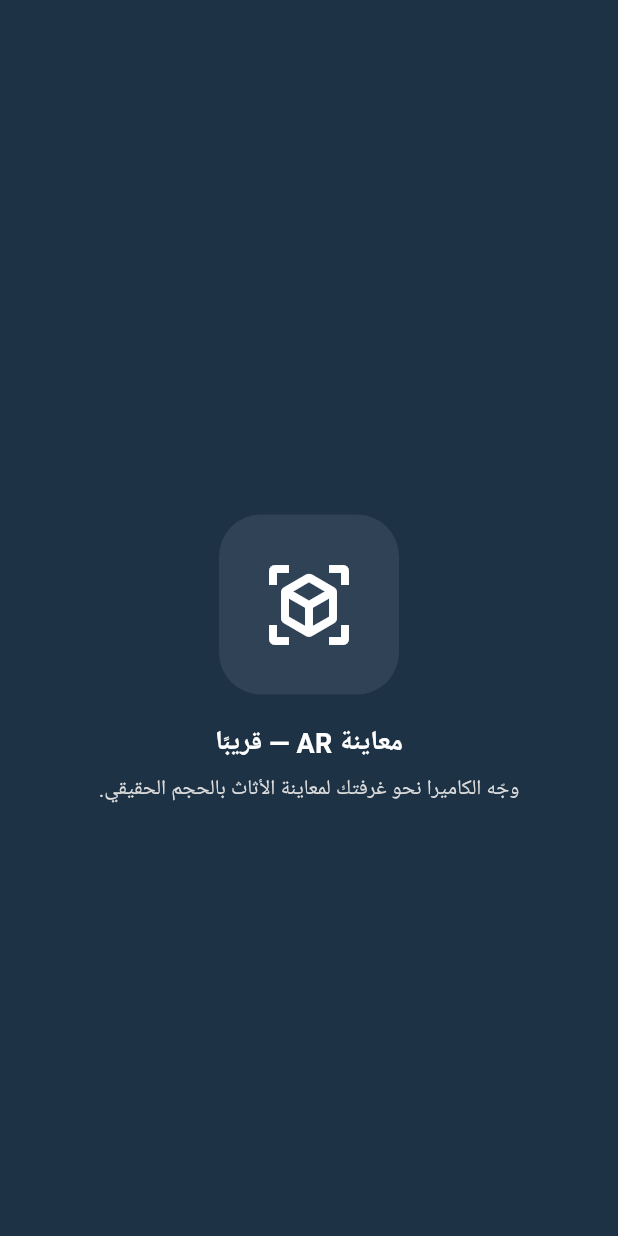
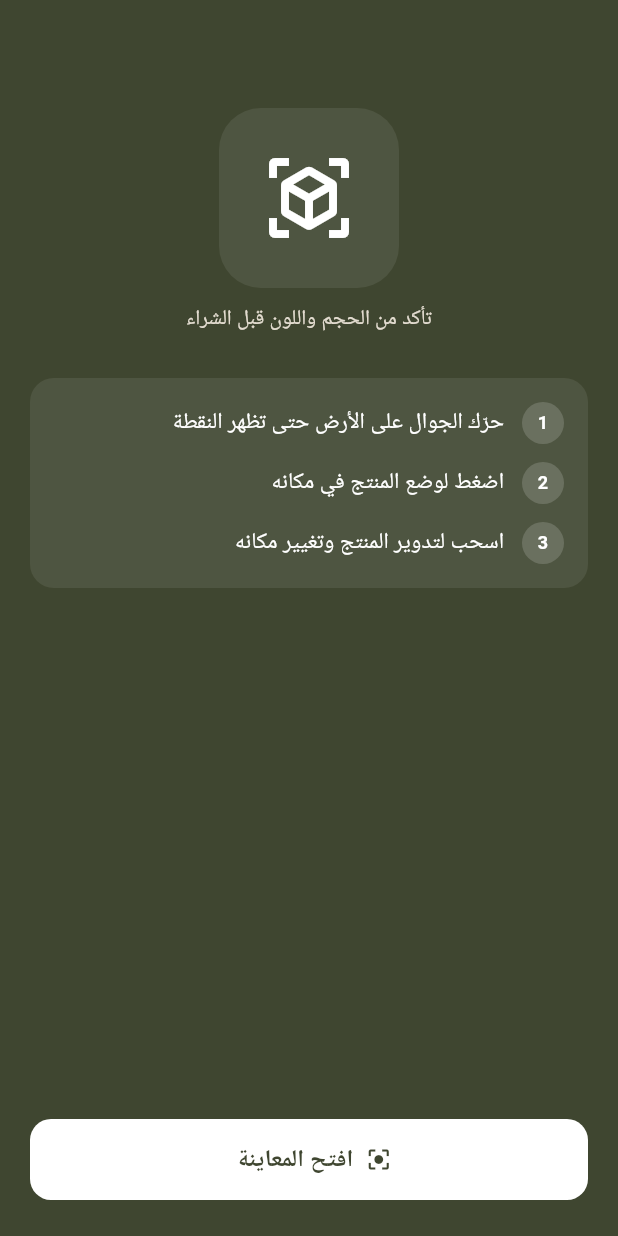
Before and after one commit to pcnhot/oddem-ai, a Flutter app: the ArPreviewScreen screen opened by its route, on a phone screen of 412 x 824 dp. Run offline on Flutter 3.47's test engine with Material 3 defaults, Android fonts, the phone set to English and light mode, and no system bars; our stand-ins replace equatable, flutter_riverpod, go_router.

Commit message:
feat(brand): apply Odem identity — palette re-skin + name/text cleanup
Phase 1 (palette): re-skin the centralized theme to the Odem furniture brand
book — sage #737B4D (main), rust #A25033 (accent only), beige cream #EAD7CB
soft surfaces, white for readability, warm neutrals; deep sage for dark
surfaces. Token names kept stable so the whole app re-skins from app_colors.dart;
app_theme registers rust as the sparing accent (tertiary) and warms containers.

Phase 2 (name + copy): app name ODDEM -> Odem; replaced hardcoded "ODDEM" in
the designer/chat UI; visible emails -> Odem; removed user-facing technical
terms (GLB/USDZ/CDN URLs/"AR") from the in-room preview screen and rewrote it in
customer language ("شاهد المنتج في غرفتك" + simple steps); product detail
"معاينة AR" -> "شاهد في غرفتي"; StrictMode -> "تغيير قطعة واحدة فقط" with helper
"سنحافظ على بقية الغرفة كما هي."; Help FAQ de-jargoned. Updated UX constitution
doc to Odem + new palette.

No fonts/logo/assets, no pubspec, no web/index.html, no responsive_mobile_shell,
no workflow, no packages, no backend, no routing/feature changes.

Co-Authored-By: Claude Opus 4.8 <noreply@anthropic.com>
Claude-Session: https://claude.ai/code/session_01U8w7fyMbtddtiSpuVDsHgW

```diff
--- a/lib/core/constants/app_constants.dart
+++ b/lib/core/constants/app_constants.dart
@@ -1,8 +1,8 @@
-/// App-wide constants for ODDEM.
+/// App-wide constants for Odem.
 class AppConstants {
   AppConstants._();
 
-  static const String appName = 'ODDEM';
+  static const String appName = 'Odem';
   static const String appNameAr = 'أوديم';
 
   /// Saudi Arabia first. Currency is Saudi Riyal.
--- a/lib/core/theme/app_colors.dart
+++ b/lib/core/theme/app_colors.dart
@@ -1,32 +1,52 @@
 import 'package:flutter/material.dart';
 
-/// ODDEM brand palette.
+/// Odem brand palette (from the Odem furniture brand book).
 ///
 /// Brand colors:
-///  - Primary dark slate  : #34404C
-///  - Deep navy           : #1E3246
-///  - White               : #FFFFFF
-///  - Light grey          : #DCDCDC
-///  - Mid grey            : #969696
+///  - Sage green (main)  : #737B4D
+///  - Rust (accent only) : #A25033
+///  - Beige cream        : #EAD7CB
+///  - White              : #FFFFFF
+///
+/// Token names are kept stable so the whole app re-skins from this one file.
+/// Mood: calm, natural, furniture-focused, premium but warm.
 class AppColors {
   AppColors._();
 
-  static const Color primary = Color(0xFF34404C);
-  static const Color navy = Color(0xFF1E3246);
+  /// Main brand color — sage green.
+  static const Color primary = Color(0xFF737B4D);
+
+  /// Accent — rust. Use sparingly (highlights only), never as a base surface.
+  static const Color accent = Color(0xFFA25033);
+
+  /// Deep earthy green used for dark surfaces, headings and emphasis.
+  /// (Name kept as `navy` for source compatibility; value is now deep sage.)
+  static const Color navy = Color(0xFF3F4630);
+
+  /// Soft beige cream for warm backgrounds/surfaces where appropriate.
+  static const Color beige = Color(0xFFEAD7CB);
+
   static const Color white = Color(0xFFFFFFFF);
-  static const Color lightGrey = Color(0xFFDCDCDC);
-  static const Color midGrey = Color(0xFF969696);
 
-  // Derived / semantic tokens (kept within brand range).
+  /// Warm light neutral for borders/dividers.
+  static const Color lightGrey = Color(0xFFE3DCD0);
+
+  /// Warm taupe for secondary text/icons.
+  static const Color midGrey = Color(0xFF8C8674);
+
+  // Derived / semantic tokens.
   static const Color background = white;
   static const Color surface = white;
-  static const Color scaffold = Color(0xFFF7F8F9);
+
+  /// Warm, light page background (calm beige tint, not cold grey).
+  static const Color scaffold = Color(0xFFF4EEE5);
+
   static const Color textPrimary = navy;
   static const Color textSecondary = midGrey;
   static const Color border = lightGrey;
   static const Color divider = lightGrey;
 
-  static const Color success = Color(0xFF2E7D5B);
+  static const Color success = Color(0xFF5E7B3E);
   static const Color error = Color(0xFFB23A48);
   static const Color warning = Color(0xFFC9883A);
 
--- a/lib/core/theme/app_theme.dart
+++ b/lib/core/theme/app_theme.dart
@@ -3,7 +3,7 @@ import 'package:flutter/material.dart';
 import 'app_colors.dart';
 import 'app_text_styles.dart';
 
-/// Builds the global ODDEM [ThemeData]. Light theme only for the MVP.
+/// Builds the global Odem [ThemeData]. Light theme only for the MVP.
 class AppTheme {
   AppTheme._();
 
@@ -17,6 +17,12 @@ class AppTheme {
         onPrimary: AppColors.onPrimary,
         secondary: AppColors.navy,
         onSecondary: AppColors.white,
+        // Rust registered as the accent — used sparingly by Material.
+        tertiary: AppColors.accent,
+        onTertiary: AppColors.white,
+        // Warm beige for incidental container surfaces.
+        secondaryContainer: AppColors.beige,
+        onSecondaryContainer: AppColors.navy,
         surface: AppColors.surface,
         onSurface: AppColors.textPrimary,
         error: AppColors.error,
--- a/lib/features/ai_designer/data/ai_chat_repository.dart
+++ b/lib/features/ai_designer/data/ai_chat_repository.dart
@@ -27,7 +27,7 @@ class MockAiChatRepository implements AiChatRepository {
     bool any(List<String> words) => words.any(t.contains);
 
     if (any(['مرحبا', 'السلام', 'هلا', 'اهلا', 'أهلا'])) {
-      return 'أهلًا بك في مصمم ODDEM 👋\n'
+      return 'أهلًا بك في مصمم Odem 👋\n'
           'أخبرني عن الغرفة (مثل: مجلس أو غرفة نوم)، والطراز الذي تفضله، وميزانيتك التقريبية، '
           'وسأقترح لك قطعًا متناسقة من موردين سعوديين موثوقين.';
     }
@@ -75,6 +75,6 @@ class MockAiChatRepository implements AiChatRepository {
         '١) نوع الغرفة (مجلس، نوم، طعام، مكتب...)\n'
         '٢) الطراز المفضّل (حديث، كلاسيكي، مينيمال...)\n'
         '٣) ميزانيتك التقريبية\n'
-        'وسأقترح لك توزيعة قطع متناسقة من ODDEM.';
+        'وسأقترح لك توزيعة قطع متناسقة من Odem.';
   }
 }
--- a/lib/features/ai_designer/presentation/ai_chat_providers.dart
+++ b/lib/features/ai_designer/presentation/ai_chat_providers.dart
@@ -29,7 +29,7 @@ class AiChatController extends StateNotifier<AiChatState> {
           ChatMessage(
             role: ChatRole.assistant,
             text:
-                'مرحبًا بك في مصمم ODDEM 👋\nصف لي غرفتك (النوع، الطراز، الميزانية) وسأساعدك في اختيار قطع متناسقة.',
+                'مرحبًا بك في مصمم Odem 👋\nصف لي غرفتك (النوع، الطراز، الميزانية) وسأساعدك في اختيار قطع متناسقة.',
             time: DateTime.now(),
           ),
         ]));
--- a/lib/features/ai_designer/presentation/ai_chat_screen.dart
+++ b/lib/features/ai_designer/presentation/ai_chat_screen.dart
@@ -76,7 +76,7 @@ class _AiChatScreenState extends ConsumerState<AiChatScreen> {
               crossAxisAlignment: CrossAxisAlignment.start,
               mainAxisSize: MainAxisSize.min,
               children: [
-                Text('مصمم ODDEM', style: AppTextStyles.subtitle),
+                Text('مصمم Odem', style: AppTextStyles.subtitle),
                 Text('مساعد تصميم • تجريبي', style: AppTextStyles.caption),
               ],
             ),
--- a/lib/features/ai_designer/presentation/ai_designer_screen.dart
+++ b/lib/features/ai_designer/presentation/ai_designer_screen.dart
@@ -243,7 +243,7 @@ class _ChatEntryCard extends StatelessWidget {
               child: Column(
                 crossAxisAlignment: CrossAxisAlignment.start,
                 children: [
-                  Text('محادثة مع مصمم ODDEM', style: AppTextStyles.subtitle),
+                  Text('محادثة مع مصمم Odem', style: AppTextStyles.subtitle),
                   const SizedBox(height: 2),
                   Text('اسأل المصمم واحصل على اقتراحات فورية',
                       style: AppTextStyles.caption),
@@ -258,8 +258,8 @@ class _ChatEntryCard extends StatelessWidget {
   }
 }
 
-/// StrictMode: change only ONE item in the room while keeping the rest
-/// exactly the same.
+/// "Change one piece only" — replaces a single item while keeping the rest of
+/// the room unchanged.
 class _StrictModeCard extends ConsumerWidget {
   @override
   Widget build(BuildContext context, WidgetRef ref) {
@@ -277,9 +277,8 @@ class _StrictModeCard extends ConsumerWidget {
           SwitchListTile(
             contentPadding: EdgeInsets.zero,
             activeColor: AppColors.primary,
-            title: const Text('الوضع الصارم (StrictMode)'),
-            subtitle: const Text(
-                'تغيير عنصر واحد فقط في الغرفة مع الإبقاء على كل شيء آخر كما هو.'),
+            title: const Text('تغيير قطعة واحدة فقط'),
+            subtitle: const Text('سنحافظ على بقية الغرفة كما هي.'),
             value: request.strictMode,
             onChanged: (v) => ref.read(aiRequestProvider.notifier).state =
                 request.copyWith(strictMode: v),
--- a/lib/features/ar/presentation/ar_preview_screen.dart
+++ b/lib/features/ar/presentation/ar_preview_screen.dart
@@ -3,10 +3,11 @@ import 'package:flutter/material.dart';
 import '../../../core/theme/app_colors.dart';
 import '../../../core/theme/app_text_styles.dart';
 import '../../../shared/models/product.dart';
+import '../../../shared/widgets/app_image.dart';
 
-/// AR Preview placeholder. The real version will load the product's GLB (Android)
-/// or USDZ (iOS) model into an AR scene. For the MVP this shows the model URLs
-/// and a placeholder viewport.
+/// "See the product in your room" placeholder. Customer-facing only — no
+/// technical terms, no real camera/AR yet. Lets the user understand the value
+/// (check size and color before buying) with a calm, branded screen.
 class ArPreviewScreen extends StatelessWidget {
   const ArPreviewScreen({super.key, this.product});
 
@@ -19,14 +20,34 @@ class ArPreviewScreen extends StatelessWidget {
       appBar: AppBar(
         backgroundColor: AppColors.navy,
         foregroundColor: AppColors.white,
-        title: const Text('معاينة بالواقع المعزز'),
+        title: const Text('شاهد المنتج في غرفتك'),
       ),
-      body: Stack(
-        children: [
-          Center(
-            child: Column(
-              mainAxisSize: MainAxisSize.min,
-              children: [
+      body: SafeArea(
+        child: Padding(
+          padding: const EdgeInsets.fromLTRB(20, 8, 20, 24),
+          child: Column(
+            children: [
+              const SizedBox(height: 8),
+              if (product != null) ...[
+                ClipRRect(
+                  borderRadius: BorderRadius.circular(20),
+                  child: SizedBox(
+                    height: 150,
+                    width: 150,
+                    child: AppImage(
+                      path: product!.imageUrls.isNotEmpty
+                          ? product!.imageUrls.first
+                          : null,
+                    ),
+                  ),
+                ),
+                const SizedBox(height: 16),
+                Text(
+                  product!.name,
+                  textAlign: TextAlign.center,
+                  style: AppTextStyles.title.copyWith(color: AppColors.white),
+                ),
+              ] else
                 Container(
                   width: 120,
                   height: 120,
@@ -37,65 +58,82 @@ class ArPreviewScreen extends StatelessWidget {
                   child: const Icon(Icons.view_in_ar,
                       size: 64, color: AppColors.white),
                 ),
-                const SizedBox(height: 20),
-                Text('معاينة AR — قريبًا',
-                    style: AppTextStyles.title
-                        .copyWith(color: AppColors.white)),
-                const SizedBox(height: 8),
-                Padding(
-                  padding: const EdgeInsets.symmetric(horizontal: 40),
-                  child: Text(
-                    product == null
-                        ? 'وجّه الكاميرا نحو غرفتك لمعاينة الأثاث بالحجم الحقيقي.'
-                        : 'سيتم عرض «${product!.name}» بالحجم الحقيقي داخل غرفتك.',
-                    textAlign: TextAlign.center,
-                    style: AppTextStyles.bodyMuted
-                        .copyWith(color: AppColors.lightGrey),
-                  ),
-                ),
-              ],
-            ),
-          ),
-          if (product != null)
-            Positioned(
-              left: 16,
-              right: 16,
-              bottom: 24,
-              child: Container(
-                padding: const EdgeInsets.all(14),
+              const SizedBox(height: 10),
+              Text(
+                'تأكد من الحجم واللون قبل الشراء',
+                textAlign: TextAlign.center,
+                style: AppTextStyles.bodyMuted
+                    .copyWith(color: AppColors.lightGrey),
+              ),
+              const SizedBox(height: 28),
+              Container(
+                padding: const EdgeInsets.all(16),
                 decoration: BoxDecoration(
-                  color: AppColors.white.withValues(alpha: 0.1),
-                  borderRadius: BorderRadius.circular(14),
+                  color: AppColors.white.withValues(alpha: 0.08),
+                  borderRadius: BorderRadius.circular(16),
                 ),
                 child: Column(
-                  crossAxisAlignment: CrossAxisAlignment.start,
-                  children: [
-                    _row('GLB (Android)', product!.glbUrl ?? '—'),
-                    const SizedBox(height: 6),
-                    _row('USDZ (iOS)', product!.usdzUrl ?? '—'),
+                  children: const [
+                    _Step(number: '1', text: 'حرّك الجوال على الأرض حتى تظهر النقطة'),
+                    SizedBox(height: 12),
+                    _Step(number: '2', text: 'اضغط لوضع المنتج في مكانه'),
+                    SizedBox(height: 12),
+                    _Step(number: '3', text: 'اسحب لتدوير المنتج وتغيير مكانه'),
                   ],
                 ),
               ),
-            ),
-        ],
+              const Spacer(),
+              SizedBox(
+                width: double.infinity,
+                child: ElevatedButton.icon(
+                  style: ElevatedButton.styleFrom(
+                    backgroundColor: AppColors.white,
+                    foregroundColor: AppColors.navy,
+                  ),
+                  onPressed: () {
+                    ScaffoldMessenger.of(context).showSnackBar(
+                      const SnackBar(
+                        content: Text('نعمل على تجهيز المعاينة داخل غرفتك.'),
+                      ),
+                    );
+                  },
+                  icon: const Icon(Icons.center_focus_strong),
+                  label: const Text('افتح المعاينة'),
+                ),
+              ),
+            ],
+          ),
+        ),
       ),
     );
   }
+}
 
-  Widget _row(String label, String value) {
+class _Step extends StatelessWidget {
+  const _Step({required this.number, required this.text});
+  final String number;
+  final String text;
+
+  @override
+  Widget build(BuildContext context) {
     return Row(
-      crossAxisAlignment: CrossAxisAlignment.start,
       children: [
-        SizedBox(
-          width: 100,
-          child: Text(label,
-              style: AppTextStyles.caption
-                  .copyWith(color: AppColors.lightGrey)),
+        Container(
+          width: 28,
+          height: 28,
+          alignment: Alignment.center,
+          decoration: BoxDecoration(
+            color: AppColors.white.withValues(alpha: 0.16),
+            shape: BoxShape.circle,
+          ),
+          child: Text(number,
+              style: AppTextStyles.caption.copyWith(
+                  color: AppColors.white, fontWeight: FontWeight.w700)),
         ),
+        const SizedBox(width: 12),
         Expanded(
-          child: Text(value,
-              style: AppTextStyles.caption.copyWith(color: AppColors.white),
-              overflow: TextOverflow.ellipsis),
+          child: Text(text,
+              style: AppTextStyles.body.copyWith(color: AppColors.white)),
         ),
       ],
     );
--- a/lib/features/auth/presentation/login_screen.dart
+++ b/lib/features/auth/presentation/login_screen.dart
@@ -16,7 +16,7 @@ class LoginScreen extends ConsumerStatefulWidget {
 
 class _LoginScreenState extends ConsumerState<LoginScreen> {
   final _formKey = GlobalKey<FormState>();
-  final _email = TextEditingController(text: 'user@oddem.sa');
+  final _email = TextEditingController(text: 'demo@odem.sa');
   final _password = TextEditingController(text: '123456');
 
   @override
--- a/lib/features/catalog/presentation/product_detail_screen.dart
+++ b/lib/features/catalog/presentation/product_detail_screen.dart
@@ -244,7 +244,7 @@ class _ProductDetailScreenState extends ConsumerState<ProductDetailScreen> {
           child: OutlinedButton.icon(
             onPressed: () => context.push(AppRoutes.arPreview, extra: product),
             icon: const Icon(Icons.view_in_ar),
-            label: const Text('معاينة AR'),
+            label: const Text('شاهد في غرفتي'),
           ),
         ),
         const SizedBox(width: 12),
--- a/lib/features/help/presentation/help_screen.dart
+++ b/lib/features/help/presentation/help_screen.dart
@@ -16,14 +16,14 @@ class HelpScreen extends StatelessWidget {
   static const _faqs = <_Faq>[
     _Faq('كيف يعمل المصمم بالذكاء الاصطناعي؟',
         'اختر نوع الغرفة والطراز والميزانية (وأبعاد الغرفة إن رغبت)، وسيقترح لك ${AppConstants.appName} قطعًا متناسقة ضمن ميزانيتك.'),
-    _Faq('ما هو الوضع الصارم (StrictMode)؟',
-        'يتيح لك تغيير عنصر واحد فقط داخل صورة الغرفة مع الإبقاء على بقية العناصر كما هي تمامًا.'),
+    _Faq('هل أقدر أغيّر قطعة واحدة فقط؟',
+        'نعم، اختر «تغيير قطعة واحدة فقط» وسنحافظ على بقية الغرفة كما هي.'),
     _Faq('متى يتم تركيب الأثاث؟',
-        'يظهر تقدير التركيب عند إتمام الطلب فقط، ويعتمد على مدينتك وتوفّر المورّد. التقدير تقريبي وليس وعدًا ثابتًا.'),
+        'يظهر وقت التوصيل والتركيب المتوقع قبل تأكيد الطلب حسب المدينة وتوفر الفريق.'),
     _Faq('هل المنتجات أصلية؟',
-        'نعم، جميع المنتجات من موردين سعوديين، وتتضمن تفاصيل المقاسات والخامات والألوان والمخزون.'),
-    _Faq('ما هي معاينة الواقع المعزز (AR)؟',
-        'تتيح لك معاينة القطعة بالحجم الحقيقي داخل غرفتك قبل الشراء (قيد التطوير ضمن النسخة الأولى).'),
+        'نعم، جميع المنتجات من موردين سعوديين، وتتضمن تفاصيل المقاسات والخامات والألوان والتوفر.'),
+    _Faq('كيف أشاهد المنتج داخل غرفتي؟',
+        'افتح المعاينة من صفحة المنتج لتراه بالحجم الحقيقي داخل غرفتك وتتأكد من الحجم واللون قبل الشراء.'),
   ];
 
   static const _policies = <_Faq>[
@@ -59,7 +59,7 @@ class HelpScreen extends StatelessWidget {
                 const Icon(Icons.support_agent, color: AppColors.primary),
                 const SizedBox(width: 12),
                 Expanded(
-                  child: Text('تواصل معنا: support@oddem.sa',
+                  child: Text('تواصل معنا: support@odemfurniture.com',
                       style: AppTextStyles.body),
                 ),
               ],
```
Also changed, not shown: 1 other file.
